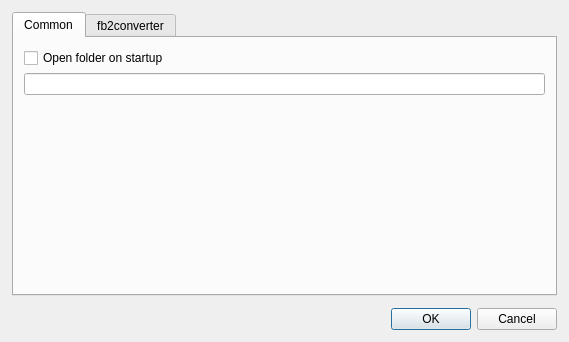
dnkorpushov/libro2, file src/designer/settingsdialog.ui: the form before one commit.
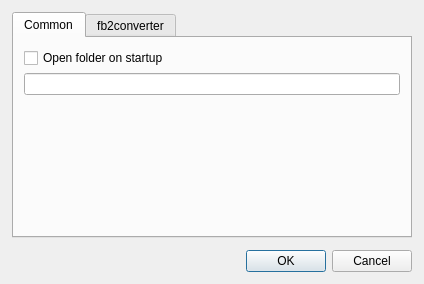
The form after the commit. Custom widgets are drawn as their Qt base class.

The edit to the form file:
```diff
--- a/src/designer/settingsdialog.ui
+++ b/src/designer/settingsdialog.ui
@@ -6,8 +6,8 @@
    <rect>
     <x>0</x>
     <y>0</y>
-    <width>569</width>
-    <height>342</height>
+    <width>424</width>
+    <height>284</height>
    </rect>
   </property>
   <property name="windowTitle">
```
